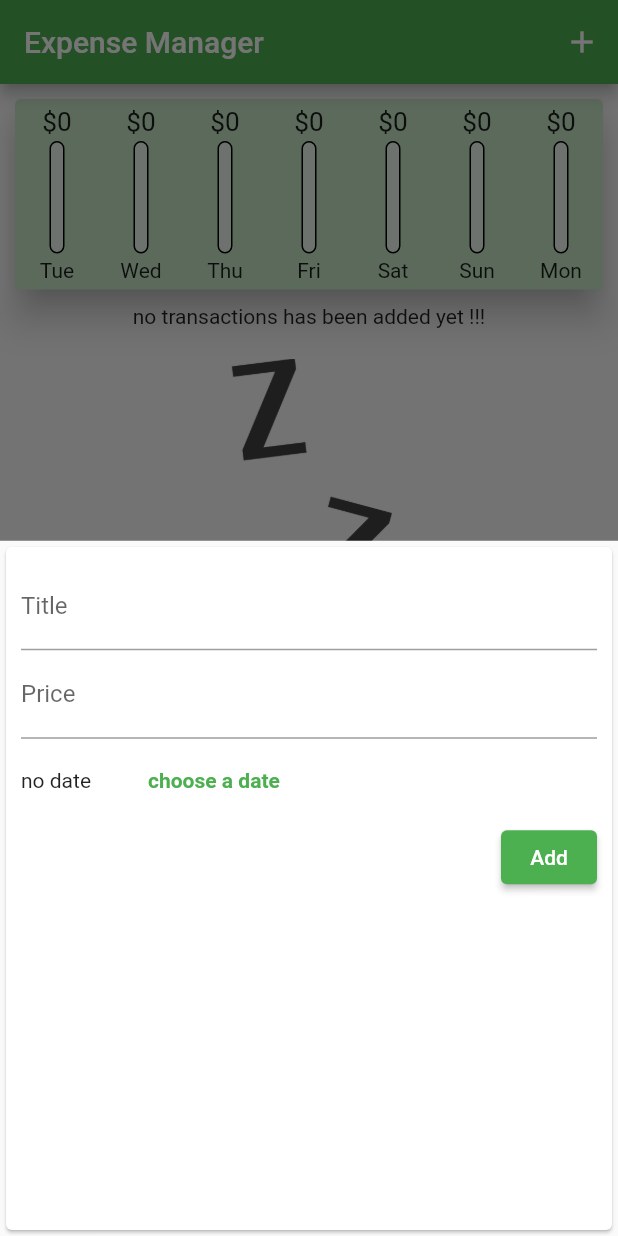
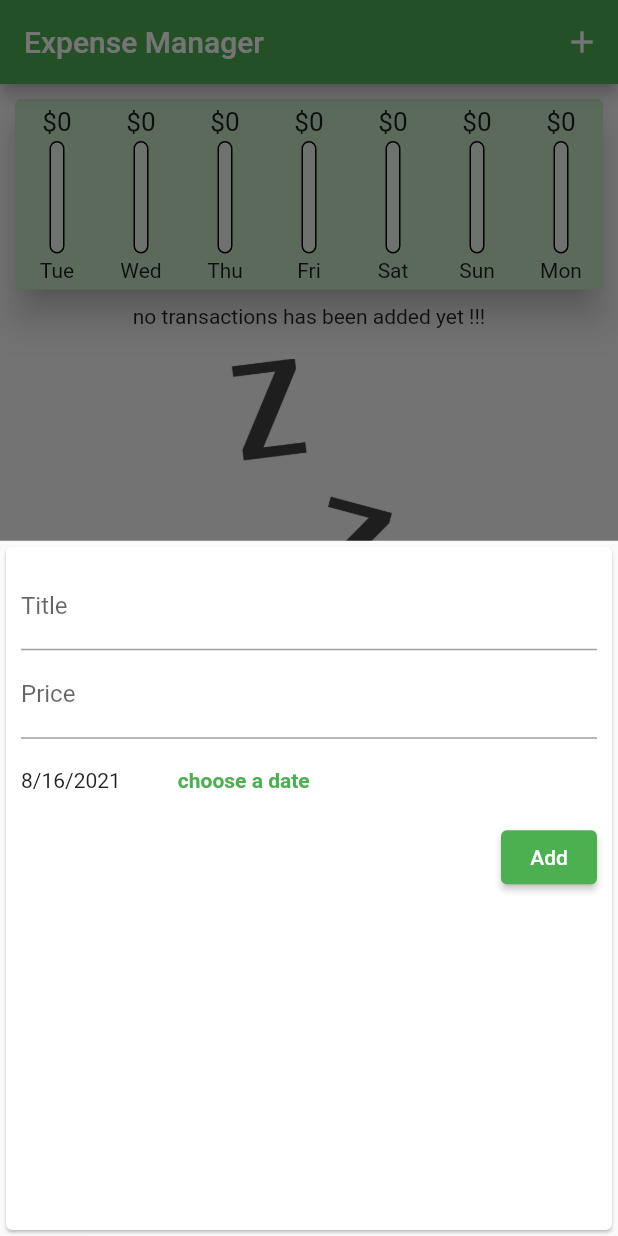
Before and after one commit to Mohammadhsmhs/expense_manager, a Flutter app: the screen it shows after launch, after a tap on the "add" icon, on a phone screen of 412 x 824 dp. Run offline on Flutter 3.47's test engine with Material 2 defaults, Android fonts, the phone set to English and light mode, and no system bars.

Commit message:
looks are almost complete

```diff
--- a/lib/main.dart
+++ b/lib/main.dart
@@ -43,9 +43,9 @@ class _MyHomePageState extends State<MyHomePage> {
     }).toList();
   }
 
-  void _newTransaction(String title, double price) {
-    final tx =
-        Transaction(id: 2, date: DateTime.now(), name: title, price: price);
+  void _newTransaction(String title, double price, DateTime date) {
+    final tx = Transaction(
+        id: DateTime.now().toString(), date: date, name: title, price: price);
     setState(() {
       _transactions.add(tx);
     });
@@ -78,7 +78,7 @@ class _MyHomePageState extends State<MyHomePage> {
                 width: double.infinity,
                 child: Chart(_recentTransactions),
               ),
-              TransactionsList(_transactions),
+              TransactionsList(_transactions, _deleteTransaction),
             ]),
       ),
       floatingActionButton: FloatingActionButton(
@@ -88,4 +88,10 @@ class _MyHomePageState extends State<MyHomePage> {
       floatingActionButtonLocation: FloatingActionButtonLocation.centerFloat,
     );
   }
+
+  _deleteTransaction(String id) {
+    setState(() {
+      _transactions.removeWhere(((tx) => tx.id == id));
+    });
+  }
 }
--- a/lib/models/transaction.dart
+++ b/lib/models/transaction.dart
@@ -1,5 +1,5 @@
 class Transaction {
-  final int id;
+  final String id;
   final String name;
   final double price;
   final DateTime date;
--- a/lib/widgets/new_transaction.dart
+++ b/lib/widgets/new_transaction.dart
@@ -15,14 +15,14 @@ class _NewTransactionState extends State<NewTransaction> {
 
   final _priceController = TextEditingController();
 
-  var _pickedDate;
+  var _pickedDate = DateTime.now();
 
   void _submitTransaction() {
     final title = _titleController.text;
     final price = double.parse(_priceController.text);
 
     if (title.isEmpty || price <= 0) return;
-    widget.newTransaction(title, price);
+    widget.newTransaction(title, price, _pickedDate);
     Navigator.of(context).pop();
   }
 
@@ -65,9 +65,7 @@ class _NewTransactionState extends State<NewTransaction> {
               height: 55,
               child: Row(
                 children: [
-                  Text(_pickedDate == null
-                      ? "no date"
-                      : DateFormat.yMd().format(_pickedDate)),
+                  Text(DateFormat.yMd().format(_pickedDate)),
                   SizedBox(
                     width: 30,
                   ),
--- a/lib/widgets/transactions_list.dart
+++ b/lib/widgets/transactions_list.dart
@@ -4,11 +4,12 @@ import 'package:intl/intl.dart';
 
 class TransactionsList extends StatelessWidget {
   final List<Transaction> transactions;
-  TransactionsList(this.transactions);
+  final Function deleteTx;
+  TransactionsList(this.transactions, this.deleteTx);
   @override
   Widget build(BuildContext context) {
     return Container(
-        height: 300,
+        height: 580,
         child: transactions.isEmpty
             ? Column(
                 children: [
@@ -56,6 +57,11 @@ class TransactionsList extends StatelessWidget {
                             .format(transactions[index].date),
                         style: TextStyle(color: Colors.grey),
                       ),
+                      trailing: IconButton(
+                        icon: Icon(Icons.delete),
+                        color: Theme.of(context).errorColor,
+                        onPressed: () => deleteTx(transactions[index].id),
+                      ),
                     ),
                     // child: Row(
                     // children: [
```
Also changed, not shown: 1 other file.
